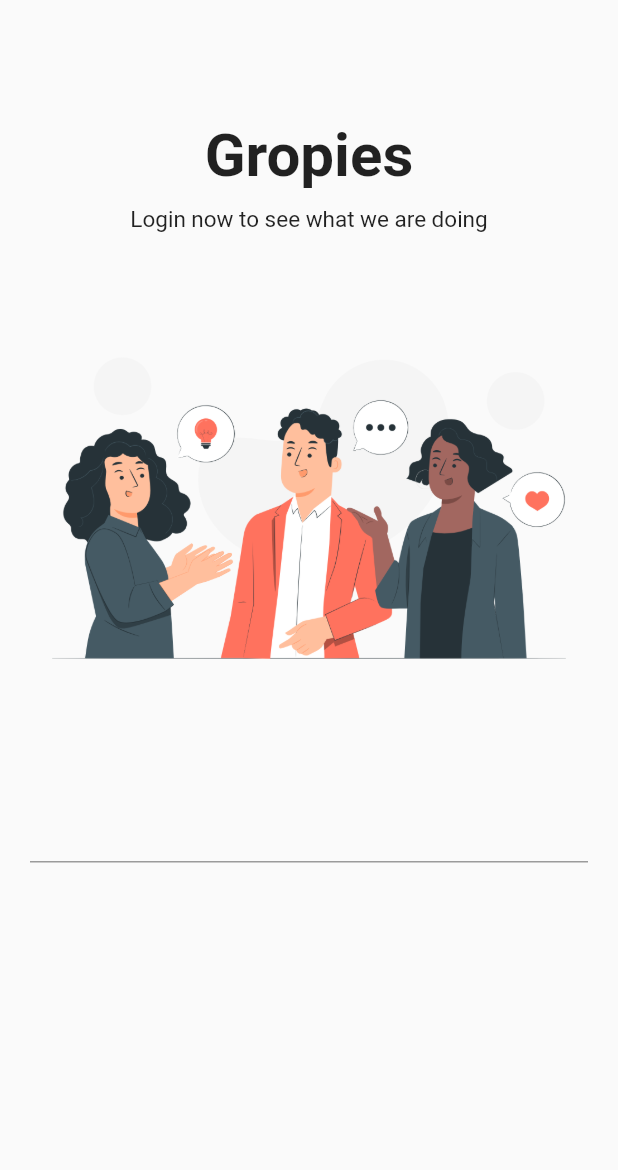
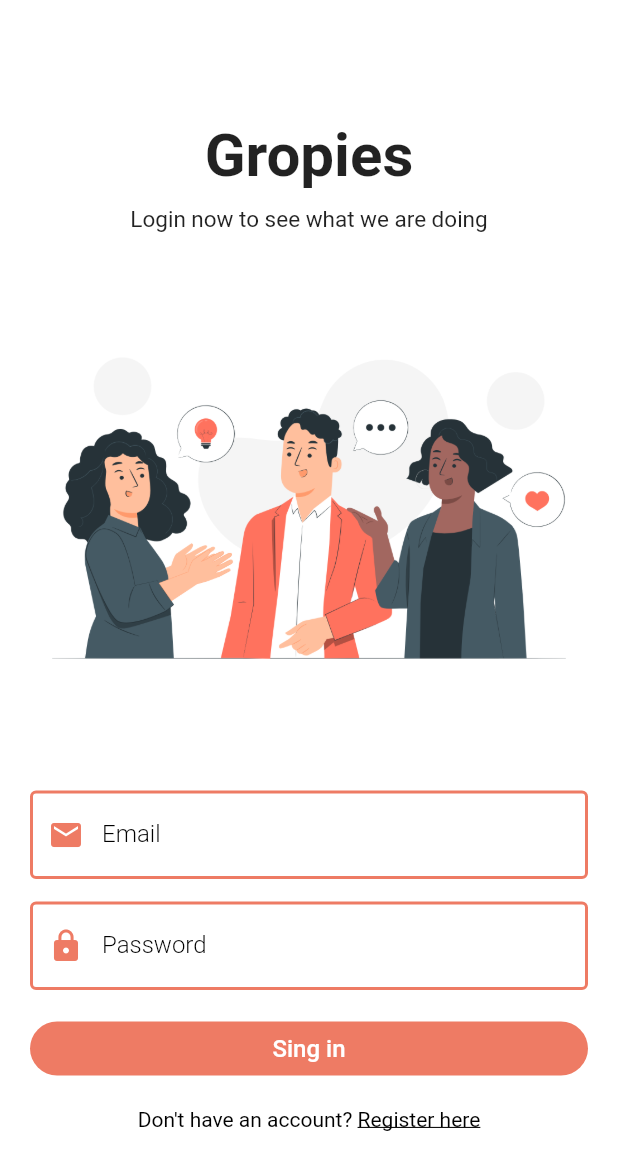
Before and after one commit to Majumder99/flutter-chat-app, a Flutter app: the screen it shows after launch, on a phone screen of 412 x 824 dp. Shown: the top 1170 px of the screen. Run offline on Flutter 3.47's test engine with Material 2 defaults, Android fonts, the phone set to English and light mode, and no system bars; our stand-ins replace firebase_core, shared_preferences; accounts and stored records are empty.

Commit message:
login page design done'

```diff
--- a/lib/main.dart
+++ b/lib/main.dart
@@ -51,6 +51,9 @@ class _MyAppState extends State<MyApp> {
   Widget build(BuildContext context) {
     return MaterialApp(
         title: 'Chat App',
+        theme: ThemeData(
+            primaryColor: Constant().primaryColor,
+            scaffoldBackgroundColor: Colors.white),
         debugShowCheckedModeBanner: false,
         home: _isSignedIn ? const HomePage() : const LoginPage());
   }
--- a/lib/pages/auth/login_page.dart
+++ b/lib/pages/auth/login_page.dart
@@ -1,5 +1,8 @@
-// ignore_for_file: unused_import
+// ignore_for_file: unused_import, prefer_const_constructors
+import "package:flutter/gestures.dart";
 import "package:flutter/material.dart";
+import "package:flutter_chat_app/pages/auth/register_page.dart";
+import "package:flutter_chat_app/widgets/widgets.dart";
 
 class LoginPage extends StatefulWidget {
   const LoginPage({super.key});
@@ -10,6 +13,8 @@ class LoginPage extends StatefulWidget {
 
 class _LoginPageState extends State<LoginPage> {
   final formKey = GlobalKey<FormState>();
+  String email = "";
+  String password = "";
   @override
   Widget build(BuildContext context) {
     return Scaffold(
@@ -35,8 +40,69 @@ class _LoginPageState extends State<LoginPage> {
                 ),
                 Image.asset("assets/login.png"),
                 TextFormField(
-
-                )
+                    decoration: textInputDecoration.copyWith(
+                      labelText: "Email",
+                      prefixIcon: Icon(Icons.email,
+                          color: Theme.of(context).primaryColor),
+                    ),
+                    onChanged: (value) => setState(() {
+                          email = value;
+                        }),
+                    validator: (value) {
+                      RegExp(r"^[a-zA-Z0-9.a-zA-Z0-9.!#$%&'*+-/=?^_`{|}~]+@[a-zA-Z0-9]+\.[a-zA-Z]+")
+                              .hasMatch(value!)
+                          ? null
+                          : "Please provide a valid email";
+                    }),
+                SizedBox(
+                  height: 15,
+                ),
+                TextFormField(
+                  obscureText: true,
+                  decoration: textInputDecoration.copyWith(
+                    labelText: "Password",
+                    prefixIcon:
+                        Icon(Icons.lock, color: Theme.of(context).primaryColor),
+                  ),
+                  onChanged: (value) => setState(() {
+                    password = value;
+                  }),
+                ),
+                SizedBox(
+                  height: 15,
+                ),
+                SizedBox(
+                  width: double.infinity,
+                  child: ElevatedButton(
+                    style: ElevatedButton.styleFrom(
+                        backgroundColor: Theme.of(context).primaryColor,
+                        elevation: 0,
+                        shape: RoundedRectangleBorder(
+                            borderRadius: BorderRadius.circular(30))),
+                    child: Text("Sing in",
+                        style: TextStyle(color: Colors.white, fontSize: 16)),
+                    onPressed: () {
+                      login();
+                    },
+                  ),
+                ),
+                SizedBox(
+                  height: 15,
+                ),
+                Text.rich(TextSpan(
+                    text: "Don't have an account? ",
+                    style: TextStyle(color: Colors.black, fontSize: 14),
+                    children: [
+                      TextSpan(
+                          text: "Register here",
+                          style: TextStyle(
+                              color: Colors.black,
+                              decoration: TextDecoration.underline),
+                          recognizer: TapGestureRecognizer()
+                            ..onTap = () {
+                              nextScreen(context, const RegisterPage());
+                            })
+                    ]))
               ],
             ),
           ),
@@ -44,4 +110,10 @@ class _LoginPageState extends State<LoginPage> {
       ),
     );
   }
+
+  login() {
+    if (formKey.currentState!.validate()) {
+      formKey.currentState!.save();
+    }
+  }
 }
--- a/lib/shared/Constant.dart
+++ b/lib/shared/Constant.dart
@@ -1,8 +1,10 @@
 // ignore_for_file: file_names
+import "package:flutter/material.dart";
 
 class Constant {
   static String apiKey = "AIzaSyCWiMiURMzLO4JQKWDQGPG4LwCPWTgifXQ";
   static String appId = "1:825792487847:web:8d8529b133310ad9309682";
   static String messagingSenderId = "825792487847";
   static String projectId = "chatapp-9baff";
+  final primaryColor = const Color(0xFFee7b64);
 }
--- a/lib/widgets/widgets.dart
+++ b/lib/widgets/widgets.dart
@@ -0,0 +1,24 @@
+import "package:flutter/material.dart";
+
+const textInputDecoration = InputDecoration(
+  labelStyle: TextStyle(color: Colors.black, fontWeight: FontWeight.w300),
+  focusedBorder: OutlineInputBorder(
+    borderSide: BorderSide(color: Color(0xFFee7b64), width: 2.0),
+  ),
+  enabledBorder: OutlineInputBorder(
+    borderSide: BorderSide(color: Color(0xFFee7b64), width: 2.0),
+  ),
+  //errorborder
+  errorBorder: OutlineInputBorder(
+    borderSide: BorderSide(color: Colors.red, width: 2.0),
+  ),
+);
+
+void nextScreen(context, page) {
+  Navigator.push(context, MaterialPageRoute(builder: (context) => page));
+}
+
+void nextScreenReplacement(context, page) {
+  Navigator.pushReplacement(
+      context, MaterialPageRoute(builder: (context) => page));
+}
```
Also changed, not shown: lib/pages/auth/register_page.dart (added, +21 -0 lines).
